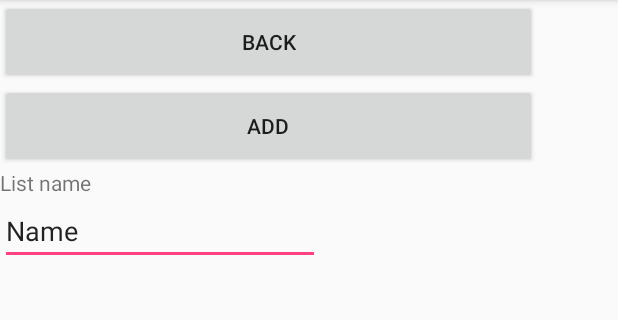
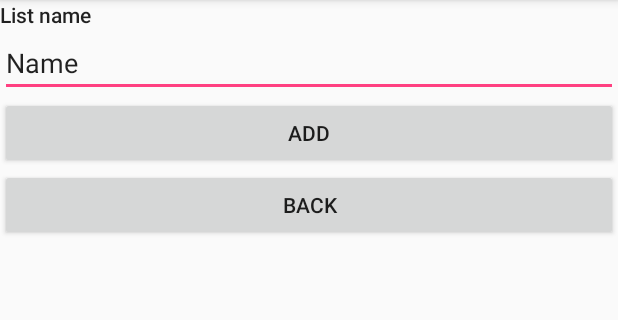
Before and after one commit to DANIEL-Dereck/ToDo, an Android app: the TodoAddActivity screen opened directly, with no data from a screen before it, on a phone screen of 412 x 824 dp, the part 84-404 px from its top. Run offline under Robolectric (Android 15) with nearby library versions, the phone set to English and light mode, and no system bars.

Commit message:
some add

```diff
--- a/app/src/main/java/fr/rennes/perso/todo/activitys/TodoAddActivity.java
+++ b/app/src/main/java/fr/rennes/perso/todo/activitys/TodoAddActivity.java
@@ -1,16 +1,39 @@
 package fr.rennes.perso.todo.activitys;
 
+import android.content.Intent;
 import android.support.v7.app.AppCompatActivity;
 import android.os.Bundle;
+import android.view.View;
+import android.widget.Button;
 
 import fr.rennes.perso.todo.R;
 
 public class TodoAddActivity extends AppCompatActivity {
     private static final int MY_ACTIVITY_CODE = 1;
+    private Button btn_add_todoAdd;
+    private Button btn_back_todoAdd;
 
     @Override
     protected void onCreate(Bundle savedInstanceState) {
         super.onCreate(savedInstanceState);
         setContentView(R.layout.activity_todo_add);
+
+
+        btn_back_todoAdd = (Button) findViewById(R.id.btn_back_todoAdd);
+        btn_back_todoAdd.setOnClickListener(new View.OnClickListener() {
+            @Override
+            public void onClick(View v){
+                Intent intent = new Intent(TodoAddActivity.this, TodoListActivity.class);
+                TodoAddActivity.this.startActivityForResult(intent, 1);
+            }
+        });
+
+        btn_add_todoAdd = (Button) findViewById(R.id.btn_add_todoAdd);
+        btn_add_todoAdd.setOnClickListener(new View.OnClickListener() {
+            @Override
+            public void onClick(View v){
+                /* todo/ ADD TODO IN DATABASE */
+            }
+        });
     }
 }
--- a/app/src/main/res/layout/activity_todo_add.xml
+++ b/app/src/main/res/layout/activity_todo_add.xml
@@ -7,38 +7,31 @@
     android:orientation="vertical"
     tools:context="fr.rennes.perso.todo.activitys.TodoAddActivity">
 
-    <Button
-        android:id="@+id/btn_back_todoAdd"
-        android:layout_width="358dp"
-        android:layout_height="56dp"
-        android:text="@string/back"
-        tools:layout_editor_absoluteX="13dp"
-        tools:layout_editor_absoluteY="416dp" />
+    <TextView
+        android:id="@+id/tv_name_todoAdd"
+        android:layout_width="match_parent"
+        android:layout_height="wrap_content"
+        android:text="@string/list_name"
+        android:textAppearance="@style/TextAppearance.AppCompat.Body2" />
+
+    <EditText
+        android:id="@+id/et_name_todoAdd"
+        android:layout_width="match_parent"
+        android:layout_height="wrap_content"
+        android:ems="10"
+        android:inputType="textPersonName"
+        android:text="Name"/>
 
     <Button
         android:id="@+id/btn_add_todoAdd"
-        android:layout_width="358dp"
-        android:layout_height="56dp"
-        android:text="@string/add"
-        tools:layout_editor_absoluteX="13dp"
-        tools:layout_editor_absoluteY="339dp" />
+        android:layout_width="match_parent"
+        android:layout_height="wrap_content"
+        android:text="@string/add"/>
 
-    <TextView
-        android:id="@+id/tv_name_todoAdd"
-        android:layout_width="wrap_content"
+    <Button
+        android:id="@+id/btn_back_todoAdd"
+        android:layout_width="match_parent"
         android:layout_height="wrap_content"
-        android:text="@string/list_name"
-        tools:layout_editor_absoluteX="16dp"
-        tools:layout_editor_absoluteY="16dp" />
-
-    <EditText
-        android:id="@+id/et_name_todoAdd"
-        android:layout_width="wrap_content"
-        android:layout_height="wrap_content"
-        android:ems="10"
-        android:inputType="textPersonName"
-        android:text="Name"
-        tools:layout_editor_absoluteY="57dp"
-        tools:layout_editor_absoluteX="16dp" />
+        android:text="@string/back" />
 
 </LinearLayout>
```
Also changed, not shown: app/src/main/java/fr/rennes/perso/todo/activitys/TaskAddActivity.java (+11 -0 lines), app/src/main/java/fr/rennes/perso/todo/activitys/TaskDetailActivity.java (+14 -0 lines), app/src/main/java/fr/rennes/perso/todo/activitys/TaskListActivity.java (+14 -0 lines), app/src/main/java/fr/rennes/perso/todo/activitys/TodoListActivity.java (+14 -0 lines), app/src/main/java/fr/rennes/perso/todo/adapter/TodoListAdapter.java (+13 -1 lines), app/src/main/java/fr/rennes/perso/todo/adapter/TodoTaskAdapter.java (+13 -1 lines), app/src/main/java/fr/rennes/perso/todo/model/TodoTask.java (+10 -0 lines), app/src/main/java/fr/rennes/perso/todo/sqlite/MySQLite.java (+15 -11 lines), app/src/main/res/layout/activity_task_add.xml (+12 -22 lines), app/src/main/res/layout/activity_task_detail.xml (+12 -12 lines), app/src/main/res/layout/activity_task_list.xml (+9 -11 lines), app/src/main/res/layout/activity_todo_list.xml (+4 -3 lines).
